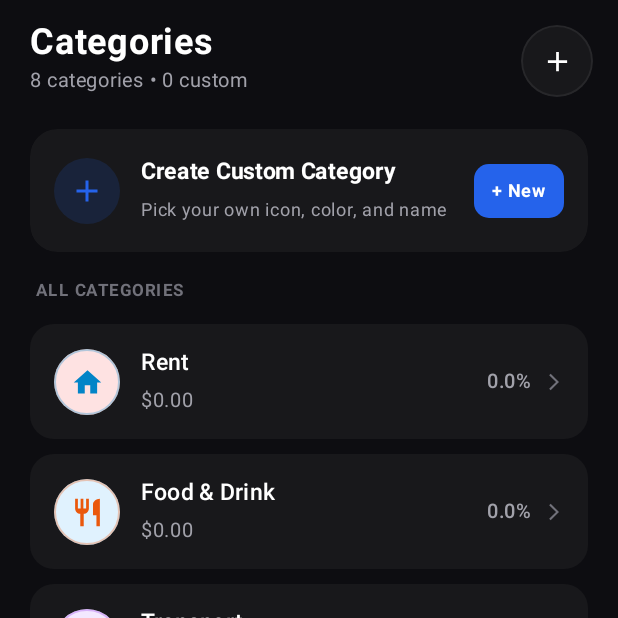
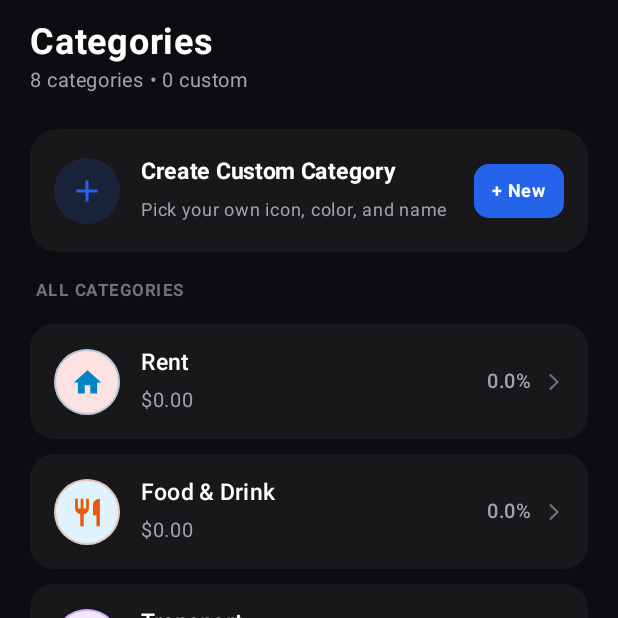
Before and after one commit to bonaquq/Montra, an Android app built with Jetpack Compose: the composable CategoriesScreenContent shown on its own in the app's theme, on a phone screen of 412 x 824 dp, the top half of it. Run offline under Robolectric (Android 15) with nearby library versions, the light colour scheme and no system bars; our stand-ins replace Room's generated code.

Commit message:
feat: update app icon and refine categories header
Redesign the app icon to a minimalist wallet aesthetic with updated brand colors. Additionally, restructure the Categories screen header for a cleaner layout.

```diff
--- a/app/src/main/java/com/example/ui/components/CategoriesScreenContent.kt
+++ b/app/src/main/java/com/example/ui/components/CategoriesScreenContent.kt
@@ -153,14 +153,11 @@ fun CategoriesScreenContent(
             .statusBarsPadding()
     ) {
         // Header
-        Row(
+        Column(
             modifier = Modifier
                 .fillMaxWidth()
-                .padding(horizontal = 20.dp, vertical = 14.dp),
-            horizontalArrangement = Arrangement.SpaceBetween,
-            verticalAlignment = Alignment.CenterVertically
+                .padding(horizontal = 20.dp, vertical = 14.dp)
         ) {
-            Column {
             Text(
                 text = "Categories",
                 fontSize = 24.sp,
@@ -174,24 +171,6 @@ fun CategoriesScreenContent(
                 color = MontraTextSecondary,
                 modifier = Modifier.testTag("txt_categories_count")
             )
-            }
-
-            IconButton(
-                onClick = onAddCategory,
-                modifier = Modifier
-                    .size(42.dp)
-                    .clip(CircleShape)
-                    .background(MontraSurface)
-                    .border(1.dp, MontraBorder, CircleShape)
-                    .testTag("btn_add_category")
-            ) {
-                Icon(
-                    imageVector = Icons.Filled.Add,
-                    contentDescription = "Create Custom Category",
-                    tint = MontraTextPrimary,
-                    modifier = Modifier.size(22.dp)
-                )
-            }
         }
 
         LazyColumn(
--- a/app/src/main/res/drawable/ic_launcher_background.xml
+++ b/app/src/main/res/drawable/ic_launcher_background.xml
@@ -14,8 +14,8 @@
                 android:endX="108"
                 android:endY="108"
                 android:type="linear">
-                <item android:offset="0.0" android:color="#141418" />
-                <item android:offset="1.0" android:color="#060608" />
+                <item android:offset="0.0" android:color="#14191C" />
+                <item android:offset="1.0" android:color="#0B0E10" />
             </gradient>
         </aapt:attr>
     </path>
```
Also changed, not shown: app/src/main/res/drawable/ic_launcher_foreground.xml (+4 -76 lines). Lines whose indentation alone changed are shown as unchanged.
